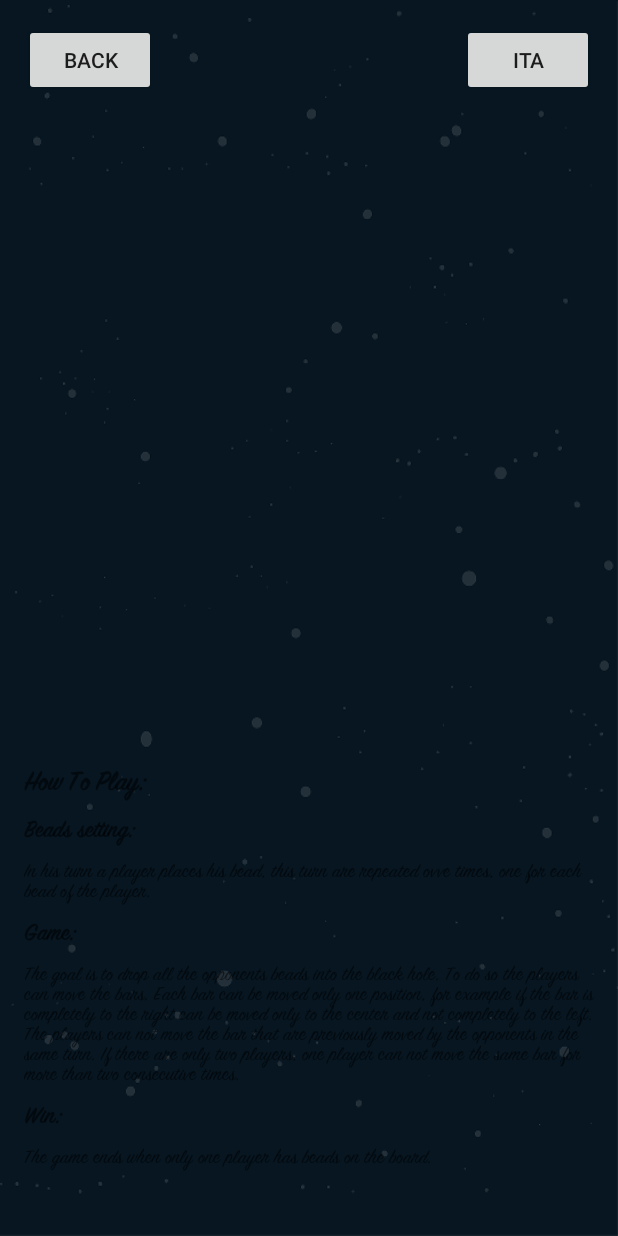
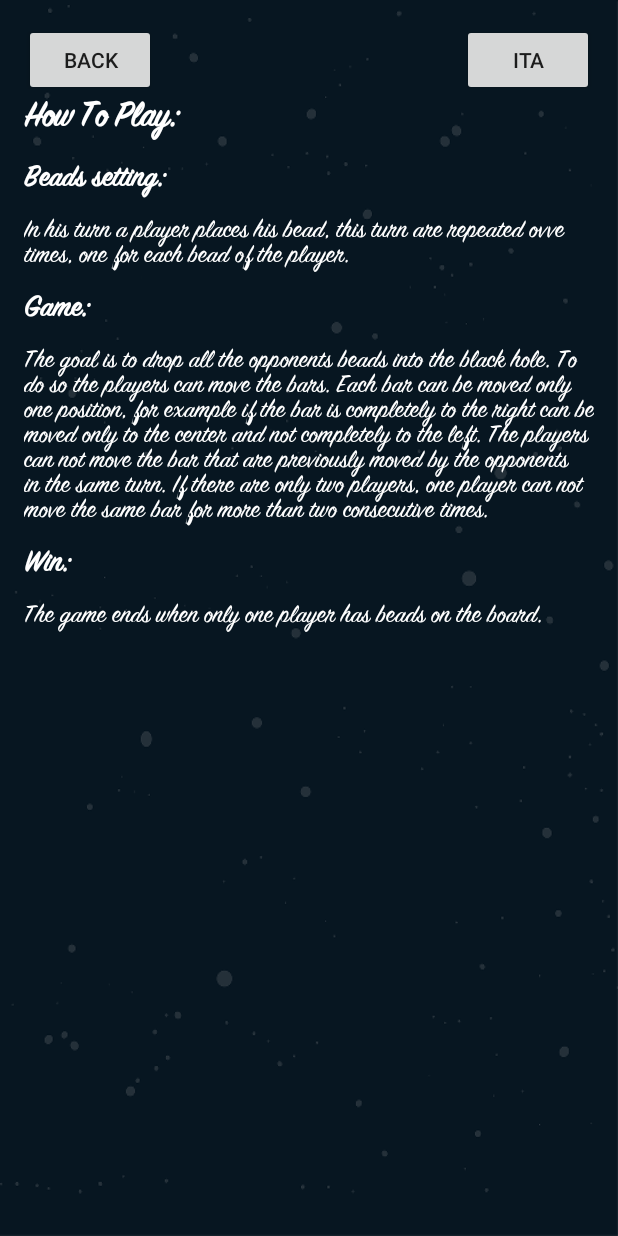
Before and after one commit to magnijacopo/BlackHolesGroup11, an Android app: the InstructionsActivity screen opened directly, with no data from a screen before it, on a phone screen of 412 x 824 dp. Run offline under Robolectric (Android 15) with nearby library versions, the phone set to English and light mode, and no system bars.

Commit message:
instructions

```diff
--- a/app/src/main/res/layout/content_instructions.xml
+++ b/app/src/main/res/layout/content_instructions.xml
@@ -36,12 +36,15 @@
         android:layout_height="wrap_content"
         android:id="@+id/scrollView2"
         android:layout_centerHorizontal="true"
-        android:layout_alignParentBottom="true" >
+        android:layout_alignParentBottom="true"
+        android:layout_below="@+id/button3">
 
         <TextView
             android:layout_width="wrap_content"
             android:layout_height="wrap_content"
-            android:id="@+id/textViewInstructions" />
+            android:id="@+id/textViewInstructions"
+            android:textColor="#ffffff"
+            android:textSize="18sp" />
     </ScrollView>
 
 </RelativeLayout>
```
